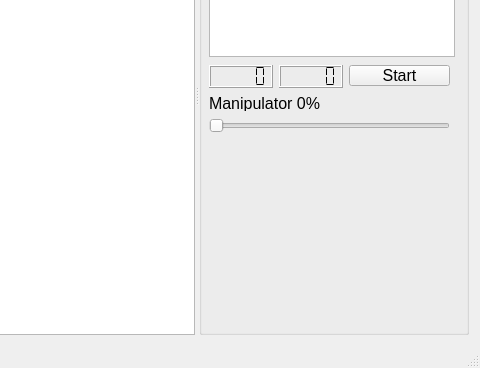
This is mainwindow.ui in robocenter-rov/remote-control as Qt 5 draws it before an edit; both pictures show x 480 to 960 and y 176 to 544 of the 960 by 544 pixel window. The edited form follows.
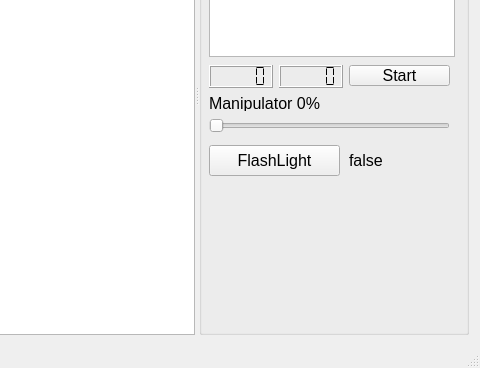
This is the edited form.

Commit message:
Use remote-controle-library
1. Use ConnectionProvider, SimpleCommunicator
2. Check connection state
3. Robot restart
4. Update FlashLight from ui

```diff
--- a/mainwindow.ui
+++ b/mainwindow.ui
@@ -204,6 +204,32 @@
          <string>Manipulator 0%</string>
         </property>
        </widget>
+       <widget class="QPushButton" name="flashLightButton">
+        <property name="geometry">
+         <rect>
+          <x>10</x>
+          <y>290</y>
+          <width>131</width>
+          <height>31</height>
+         </rect>
+        </property>
+        <property name="text">
+         <string>FlashLight</string>
+        </property>
+       </widget>
+       <widget class="QLabel" name="flashLightLabel">
+        <property name="geometry">
+         <rect>
+          <x>150</x>
+          <y>290</y>
+          <width>91</width>
+          <height>31</height>
+         </rect>
+        </property>
+        <property name="text">
+         <string>false</string>
+        </property>
+       </widget>
       </widget>
      </widget>
     </item>
```
The commit also changes 2 other files.
